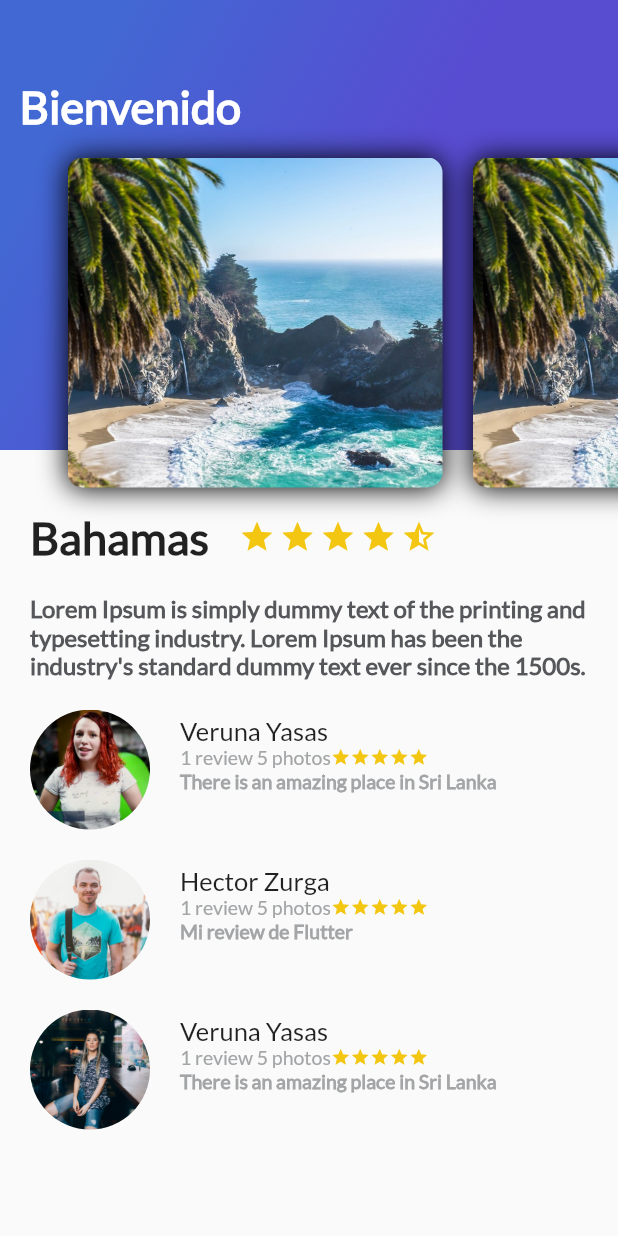
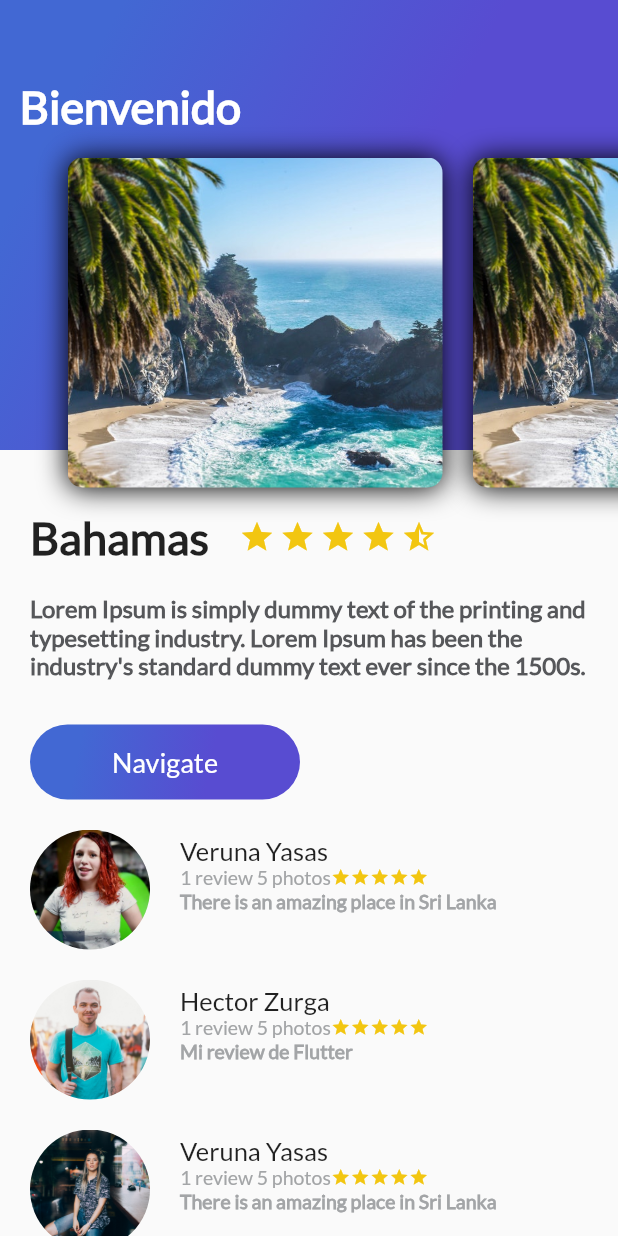
Before and after one commit to HectorZR/flutter-basico, a Flutter app: the screen it shows after launch, on a phone screen of 412 x 824 dp. Run offline on Flutter 3.47's test engine with Material 2 defaults, Android fonts, the phone set to English and light mode, and no system bars.

Commit message:
added purple button

```diff
--- /dev/null
+++ b/lib/button_purple.dart
@@ -0,0 +1,39 @@
+import 'package:flutter/material.dart';
+
+class ButtonPurple extends StatelessWidget {
+  String buttonText = "Navigate";
+
+  ButtonPurple(this.buttonText);
+
+  @override
+  Widget build(BuildContext context) {
+    return InkWell(
+      onTap: () {
+        Scaffold.of(context).showSnackBar(SnackBar(
+          content: Text("Navigating"),
+        ));
+      },
+      child: Container(
+        margin: EdgeInsets.only(top: 30.0, left: 20.0, right: 20.0),
+        height: 50.0,
+        width: 180.0,
+        decoration: BoxDecoration(
+          borderRadius: BorderRadius.circular(30.0),
+          gradient: LinearGradient(
+              colors: [Color(0xFF4268D3), Color(0xFF584CD1)],
+              begin: FractionalOffset(0.2, 0.0),
+              end: FractionalOffset(1.0, 0.6),
+              stops: [0.0, 0.6],
+              tileMode: TileMode.clamp),
+        ),
+        child: Center(
+          child: Text(
+            buttonText,
+            style: TextStyle(
+                fontSize: 18.0, fontFamily: "Lato", color: Colors.white),
+          ),
+        ),
+      ),
+    );
+  }
+}
--- a/lib/description_place.dart
+++ b/lib/description_place.dart
@@ -1,4 +1,5 @@
 import 'package:flutter/material.dart';
+import 'button_purple.dart';
 
 class DescriptionPlace extends StatelessWidget {
   String namePlace;
@@ -81,10 +82,8 @@ class DescriptionPlace extends StatelessWidget {
     );
 
     return Column(
-      children: <Widget>[
-        title_stars,
-        description,
-      ],
+      crossAxisAlignment: CrossAxisAlignment.start,
+      children: <Widget>[title_stars, description, ButtonPurple("Navigate")],
     );
   }
 }
--- a/lib/main.dart
+++ b/lib/main.dart
@@ -23,14 +23,15 @@ class MyApp extends StatelessWidget {
           children: <Widget>[
             ListView(
               children: <Widget>[
-              new DescriptionPlace("Bahamas", 4,
+                DescriptionPlace("Bahamas", 4,
                     "Lorem Ipsum is simply dummy text of the printing and typesetting industry. Lorem Ipsum has been the industry's standard dummy text ever since the 1500s."),
-              new ReviewList(),
+                ReviewList(),
               ],
             ),
-          HeaderAppBar()
+            HeaderAppBar(),
           ],
-      )),
+        ),
+      ),
     );
   }
 }
```
Also changed, not shown: lib/gradient_back.dart (+5 -4 lines). Lines whose indentation alone changed are shown as unchanged.
